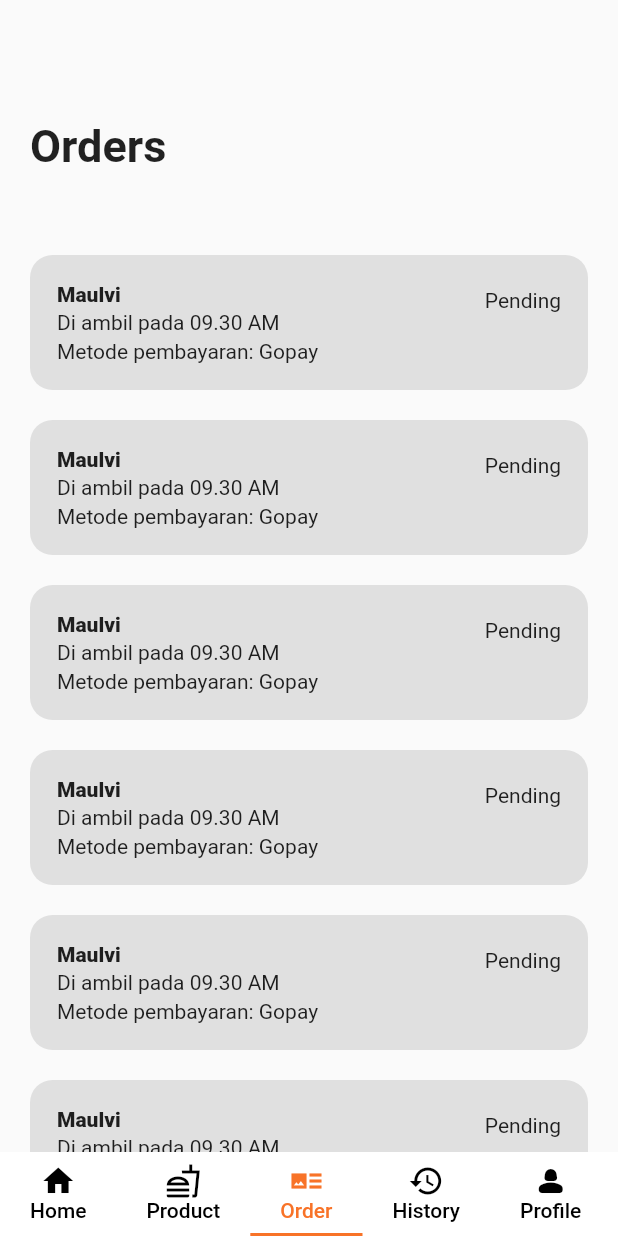
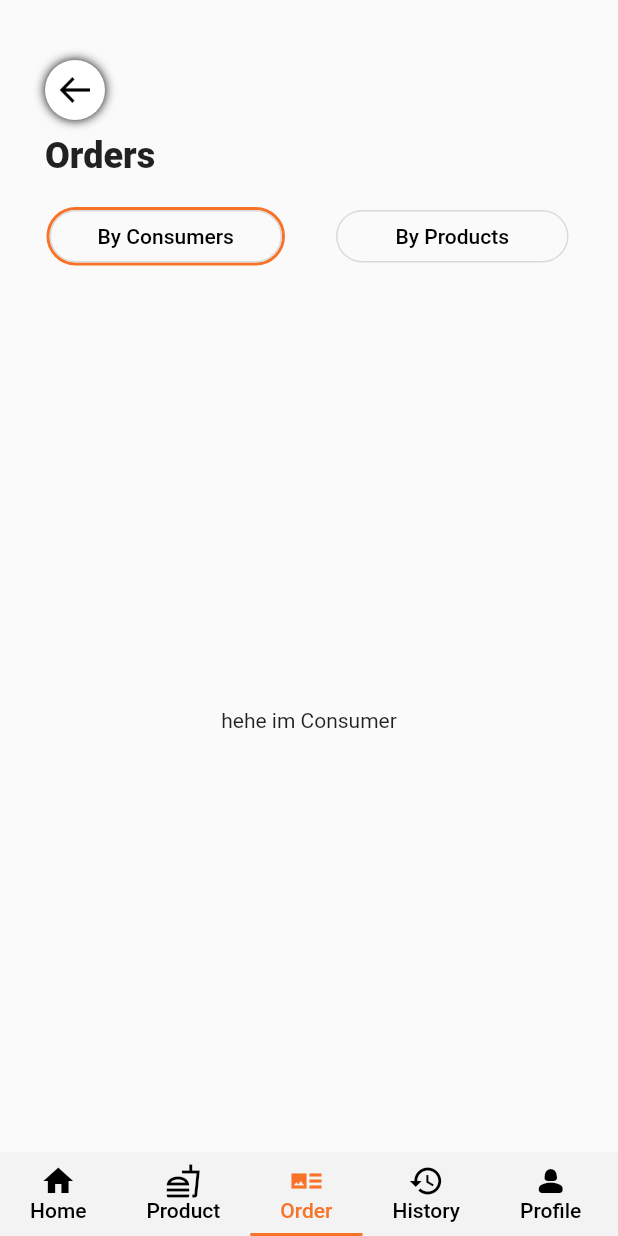
Before and after one commit to DhafinFawwaz/ITBCafeteriaSeller, a Flutter app: the NavPage screen opened by its route, tab 3 chosen, on a phone screen of 412 x 824 dp. Run offline on Flutter 3.47's test engine with Material 2 defaults, Android fonts, the light colour scheme and no system bars; our stand-ins replace group_button; missing offline and left inert: api_cache_manager; Roboto replaces fonts that are missing (inter-black).

Commit message:
Update for OrderByProduct and OrderByConsumer Navigation

```diff
--- a/lib/const.dart
+++ b/lib/const.dart
@@ -8,3 +8,4 @@ const Color greyColor = Color(0xffD9D9D9);
 const Color acceptGreen = Color(0xff03C03C);
 const Color linkColor = Color(0xff0400DA);
 const Color orangeColor = Color(0xffF87328);
+const String AssetImagePath = "assets/images/";
--- a/lib/screens/nav/nav.dart
+++ b/lib/screens/nav/nav.dart
@@ -6,7 +6,6 @@ import 'package:itb_cafeteria_seller/screens/profile/profile.dart';
 import 'package:itb_cafeteria_seller/screens/order/order.dart';
 import 'package:itb_cafeteria_seller/services/api_service.dart';
 import 'package:itb_cafeteria_seller/screens/Home/sellerHome.dart';
-import '../../utils/GlobalTheme.dart';
 
 class NavPage extends StatefulWidget {
   const NavPage({super.key});
@@ -58,6 +57,7 @@ class _NavPageState extends State<NavPage> {
       child: Scaffold(
           bottomNavigationBar: BottomAppBar(
             elevation: 0,
+            color: Color(0xffF3F3F3),
             child: TabBar(
               isScrollable: true,
               labelColor: orangeColor,
--- a/lib/screens/order/order.dart
+++ b/lib/screens/order/order.dart
@@ -1,9 +1,7 @@
 import 'package:flutter/material.dart';
-import 'package:itb_cafeteria_seller/screens/kantin/kantin.dart';
-import 'package:itb_cafeteria_seller/utils/GlobalTheme.dart';
-import 'package:itb_cafeteria_seller/widgets/ink_well_button.dart';
-import 'package:itb_cafeteria_seller/widgets/normal_button.dart';
-import '../../widgets/custom_menu_base.dart';
+import 'package:itb_cafeteria_seller/screens/order/order_by_consumer.dart';
+import 'package:itb_cafeteria_seller/screens/order/order_by_product.dart';
+import 'package:itb_cafeteria_seller/const.dart';
 
 class Order extends StatefulWidget {
   const Order({super.key});
@@ -12,82 +10,185 @@ class Order extends StatefulWidget {
   State<Order> createState() => _OrderState();
 }
 
+class _OrderState extends State<Order> {
+  // void loadKantin(int locationId) {
+  //   Navigator.push(
+  //     context,
+  //     MaterialPageRoute(
+  //       builder: (BuildContext context) => KantinPage(locationId: locationId),
+  //     ),
+  //   );
+  // }
 
-class _OrderState extends State<Order> {
+  //   Widget buildFood() {
+  //     return Container(
+  //       margin: EdgeInsets.symmetric(horizontal: GlobalTheme.padding1, vertical: 10),
+  //       child: InkWellButton(
+  //         onPressed: () {},
+  //         child: Padding(
+  //           padding: EdgeInsets.all(18),
+  //           child: Row(
+  //             children: [
+  //               Column(
+  //                 crossAxisAlignment: CrossAxisAlignment.start,
+  //                 children: [
+  //                   Text("Maulvi", style: TextStyle(fontWeight: FontWeight.w800),),
+  //                   SizedBox(height: 3),
+  //                   Text("Di ambil pada 09.30 AM"),
+  //                   SizedBox(height: 3),
+  //                   Text("Metode pembayaran: Gopay"),
+  //                 ],
+  //               ),
+  //               Spacer(),
+  //               Column(
+  //                 crossAxisAlignment: CrossAxisAlignment.start,
+  //                 children: [
+  //                   Text("Pending"),
+  //                   SizedBox(height: 30,),
+  //                 ],
+  //               ),
+  //             ]
+  //           ),
+  //         ),
+  //       )
+  //     );
+  //   }
 
-  void loadKantin(int locationId) {
-    Navigator.push(
-      context,
-      MaterialPageRoute(
-        builder: (BuildContext context) => KantinPage(locationId: locationId),
-      ),
-    );
-  }
+  // @override
+  // Widget build(BuildContext context) {
+  //   return CustomMenuBase(
+  //     hoveringChild: Column(
+  //       crossAxisAlignment: CrossAxisAlignment.start,
+  //       children: [
+  //         Text(
+  //           "Orders",
+  //           style: TextStyle(
+  //             fontSize: GlobalTheme.fontsize1,
+  //             fontWeight: FontWeight.bold
+  //           )
+  //         ),
 
-    Widget buildFood() {
-      return Container(
-        margin: EdgeInsets.symmetric(horizontal: GlobalTheme.padding1, vertical: 10),
-        child: InkWellButton(
-          onPressed: () {},
-          child: Padding(
-            padding: EdgeInsets.all(18),
-            child: Row(
-              children: [
-                Column(
+  //       ],
+  //     ),
+  //     child: SingleChildScrollView(
+  //       child: Column(
+  //         children: [
+  //           buildFood(),
+  //           buildFood(),
+  //           buildFood(),
+  //           buildFood(),
+  //           buildFood(),
+  //           buildFood(),
+  //           buildFood(),
+  //           buildFood(),
+  //         ],
+  //       ),
+  //     ),
+  //   );
+  // }
+  List<String> items = ["By Consumers", "By Products"];
+
+  @override
+  Widget build(BuildContext context) {
+    // TODO: implement build
+    return DefaultTabController(
+        initialIndex: 0,
+        length: 2,
+        child: Scaffold(
+          bottomNavigationBar: Column(
             crossAxisAlignment: CrossAxisAlignment.start,
             children: [
-                    Text("Maulvi", style: TextStyle(fontWeight: FontWeight.w800),),
-                    SizedBox(height: 3),
-                    Text("Di ambil pada 09.30 AM"),
-                    SizedBox(height: 3),
-                    Text("Metode pembayaran: Gopay"),
-                  ],
+              SizedBox(
+                height: 40,
               ),
-                Spacer(),
-                Column(
-                  crossAxisAlignment: CrossAxisAlignment.start,
-                  children: [
-                    Text("Pending"),
-                    SizedBox(height: 30,),
-                  ],
+              Container(
+                margin: EdgeInsets.only(left: 30),
+                decoration: BoxDecoration(
+                    shape: BoxShape.circle,
+                    boxShadow: [BoxShadow(blurRadius: 5)]),
+                child: CircleAvatar(
+                  radius: 20,
+                  backgroundColor: Color(0xffFFFFFF),
+                  child: Container(
+                    width: double.infinity,
+                    height: 17,
+                    decoration: BoxDecoration(
+                        image: DecorationImage(
+                            image: AssetImage('assets/images/LeftArrow.png'))),
                   ),
-              ]
+                ),
+              ),
+              Container(
+                margin: EdgeInsets.only(top: 10, left: 30),
+                child: Text(
+                  "Orders",
+                  style: TextStyle(
+                      fontFamily: 'inter-black',
+                      fontSize: 24,
+                      fontWeight: FontWeight.w800),
+                ),
+              ),
+              SizedBox(
+                height: 20,
+              ),
+              Container(
+                margin: EdgeInsets.only(left: 15, right: 15, bottom: 15),
+                height: 39,
+                child: TabBar(
+                  unselectedLabelColor: blackColor,
+                  indicatorSize: TabBarIndicatorSize.label,
+                  indicator: BoxDecoration(
+                      border: Border.all(
+                        color: orangeColor,
+                        width: 2,
+                      ),
+                      borderRadius: BorderRadius.circular(30)),
+                  tabs: [
+                    Tab(
+                      child: Container(
+                        margin: EdgeInsets.fromLTRB(2, 2, 2, 0),
+                        decoration: BoxDecoration(
+                          color: Color(0xF3F3F3),
+                          border:
+                              Border.all(color: Color(0xffDADADA), width: 1),
+                          borderRadius: BorderRadius.circular(30),
+                        ),
+                        child: Align(
+                          alignment: Alignment.center,
+                          child: Text(
+                            "By Consumers",
+                            style: TextStyle(color: blackColor),
+                          ),
+                        ),
+                      ),
+                    ),
+                    Tab(
+                      child: Container(
+                        margin: EdgeInsets.fromLTRB(2, 2, 2, 0),
+                        decoration: BoxDecoration(
+                          color: Color(0xF3F3F3),
+                          border:
+                              Border.all(color: Color(0xffDADADA), width: 1),
+                          borderRadius: BorderRadius.circular(30),
+                        ),
+                        child: Align(
+                          alignment: Alignment.center,
+                          child: Text(
+                            "By Products",
+                            style: TextStyle(color: blackColor),
+                          ),
                         ),
                       ),
                     )
-      );
-    }
-
-  @override
-  Widget build(BuildContext context) {
-    return CustomMenuBase(
-      hoveringChild: Column(
-        crossAxisAlignment: CrossAxisAlignment.start,
-        children: [
-          Text(
-            "Orders",
-            style: TextStyle(
-              fontSize: GlobalTheme.fontsize1,
-              fontWeight: FontWeight.bold
-            )
-          ),
-
-        ],
-      ),
-      child: SingleChildScrollView(
-        child: Column(
-          children: [
-            buildFood(),
-            buildFood(),
-            buildFood(),
-            buildFood(),
-            buildFood(),
-            buildFood(),
-            buildFood(),
-            buildFood(),
                   ],
                 ),
               ),
-    );
+              Expanded(
+                  child: TabBarView(
+                children: [Order_Consumer(), Order_Product()],
+              ))
+            ],
+          ),
+        ));
   }
 }
--- /dev/null
+++ b/lib/screens/order/order_by_consumer.dart
@@ -0,0 +1,18 @@
+import 'package:flutter/material.dart';
+
+class Order_Consumer extends StatefulWidget {
+  @override
+  State<Order_Consumer> createState() => _Order_ConsumerState();
+}
+
+class _Order_ConsumerState extends State<Order_Consumer> {
+  @override
+  Widget build(BuildContext context) {
+    // TODO: implement build
+    return Scaffold(
+      body: Center(
+        child: Text("hehe im Consumer"),
+      ),
+    );
+  }
+}
--- /dev/null
+++ b/lib/screens/order/order_by_product.dart
@@ -0,0 +1,46 @@
+import 'package:flutter/material.dart';
+import 'package:itb_cafeteria_seller/const.dart';
+
+class Order_Product extends StatefulWidget {
+  @override
+  State<Order_Product> createState() => _Order_ProductState();
+}
+
+class _Order_ProductState extends State<Order_Product> {
+  @override
+  Widget build(BuildContext context) {
+    // TODO: implement build
+    return Scaffold();
+  }
+}
+
+class Product extends StatelessWidget {
+  final int jumlah;
+  final String namaProduk;
+  const Product({super.key, required this.jumlah, required this.namaProduk});
+
+  @override
+  Widget build(BuildContext context) {
+    return Row(
+      children: [
+        Container(
+            margin: EdgeInsets.only(top: 20),
+            width: 61,
+            height: 60,
+            color: Color(0xffFF7676)),
+        Container(
+            padding: EdgeInsets.only(left: 10, top: 5),
+            margin: EdgeInsets.only(top: 20),
+            width: 300,
+            height: 60,
+            color: greyColor,
+            child:
+                Column(crossAxisAlignment: CrossAxisAlignment.start, children: [
+              Text(namaProduk,
+                  style: TextStyle(fontSize: 18, fontWeight: FontWeight.w700)),
+              Text("Jumlah : $jumlah")
+            ])),
+      ],
+    );
+  }
+}
```
Also changed, not shown: pubspec.yaml (+13 -1 lines), assets/fonts/Inter-Black.ttf (added), assets/fonts/Inter-Bold.ttf (added), assets/fonts/Inter-Regular.ttf (added), assets/images/LeftArrow.png (added). Lines whose indentation alone changed are shown as unchanged.
